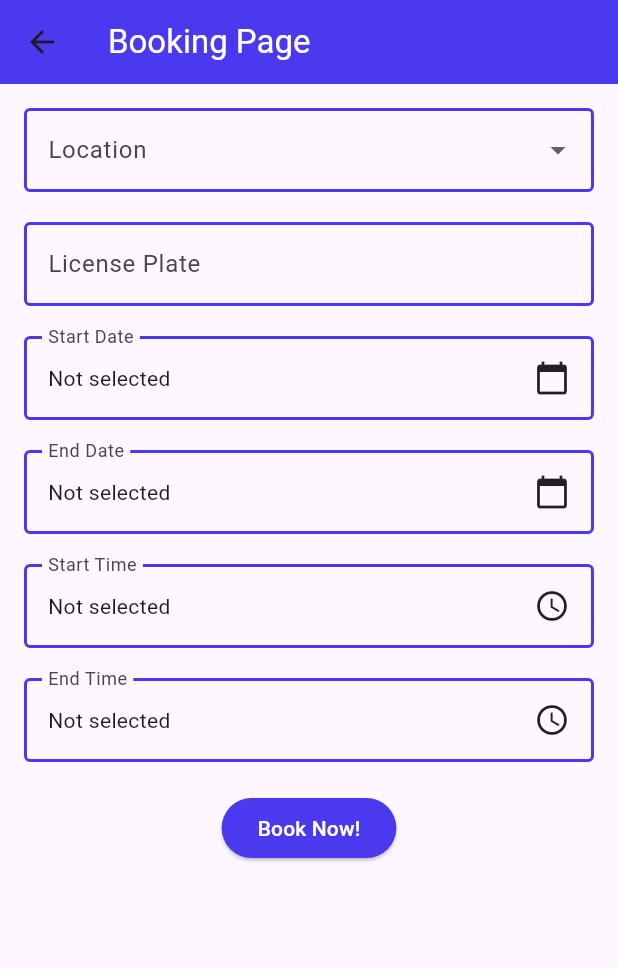
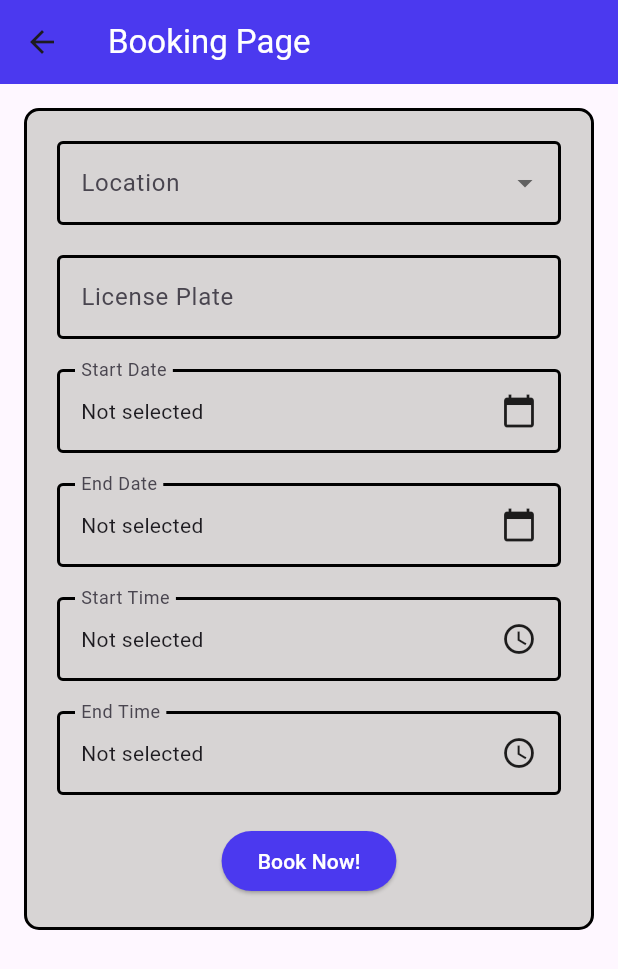
Before and after one commit to 115khalil/parkingapp, a Flutter app: the BookingPage screen opened by its route, on a phone screen of 412 x 824 dp. Shown: the top 969 px of the screen. Run offline on Flutter 3.47's test engine with Material 3 defaults, Android fonts, the phone set to English and light mode, and no system bars; our stand-ins replace auto_size_text, flutter_secure_storage, shared_preferences; accounts and stored records are empty; network calls fail; key blocks and very long unbroken strings in the code were emptied for the run.

Commit message:
/amilioration

```diff
--- a/lib/BookingPage.dart
+++ b/lib/BookingPage.dart
@@ -1,7 +1,7 @@
 import 'package:flutter/material.dart';
 import 'package:parking/CategoryPage.dart';
 import 'package:parking/LoginPage.dart';
-import 'package:shared_preferences/shared_preferences.dart'; // Ensure this import path is correct
+import 'package:shared_preferences/shared_preferences.dart';
 
 class BookingPage extends StatefulWidget {
   final DateTime? startDate;
@@ -137,27 +137,32 @@ class _BookingPageState extends State<BookingPage> {
   Widget build(BuildContext context) {
     return Scaffold(
       appBar: AppBar(
-        title: Text(
-          'Booking Page',
-          style: TextStyle(color: Colors.white),
-        ),
+        title: Text('Booking Page', style: TextStyle(color: Colors.white)),
         backgroundColor: Color(0xFF4B39EF),
       ),
       body: SingleChildScrollView(
         padding: const EdgeInsets.all(16.0),
+        child: Container(
+          padding: EdgeInsets.all(20.0),
+          decoration: BoxDecoration(
+            color: Color.fromARGB(255, 215, 212, 212), // Light grey background
+            borderRadius: BorderRadius.circular(10.0),
+            border: Border.all(
+                color: Color.fromARGB(255, 0, 0, 0), width: 2.0), // Blue border
+          ),
           child: Column(
             children: <Widget>[
               DropdownButtonFormField<String>(
                 decoration: InputDecoration(
                   labelText: 'Location',
-                border: OutlineInputBorder(
-                  borderSide: BorderSide(color: Color(0xFF4B39EF)),
-                ),
+                  border: OutlineInputBorder(),
                   enabledBorder: OutlineInputBorder(
-                  borderSide: BorderSide(color: Color(0xFF4B39EF), width: 2.0),
+                    borderSide: BorderSide(
+                        color: Color.fromARGB(255, 0, 0, 0), width: 2.0),
                   ),
                   focusedBorder: OutlineInputBorder(
-                  borderSide: BorderSide(color: Color(0xFF4B39EF), width: 2.5),
+                    borderSide: BorderSide(
+                        color: Color.fromARGB(255, 0, 0, 0), width: 2.5),
                   ),
                 ),
                 value: selectedLocation,
@@ -178,14 +183,14 @@ class _BookingPageState extends State<BookingPage> {
                 controller: licensePlateController,
                 decoration: InputDecoration(
                   labelText: 'License Plate',
-                border: OutlineInputBorder(
-                  borderSide: BorderSide(color: Color(0xFF4B39EF)),
-                ),
+                  border: OutlineInputBorder(),
                   enabledBorder: OutlineInputBorder(
-                  borderSide: BorderSide(color: Color(0xFF4B39EF), width: 2.0),
+                    borderSide: BorderSide(
+                        color: Color.fromARGB(255, 0, 0, 0), width: 2.0),
                   ),
                   focusedBorder: OutlineInputBorder(
-                  borderSide: BorderSide(color: Color(0xFF4B39EF), width: 2.5),
+                    borderSide: BorderSide(
+                        color: Color.fromARGB(255, 0, 0, 0), width: 2.5),
                   ),
                 ),
               ),
@@ -195,22 +200,21 @@ class _BookingPageState extends State<BookingPage> {
                 child: InputDecorator(
                   decoration: InputDecoration(
                     labelText: 'Start Date',
-                  border: OutlineInputBorder(
-                    borderSide: BorderSide(color: Color(0xFF4B39EF)),
-                  ),
+                    border: OutlineInputBorder(),
                     enabledBorder: OutlineInputBorder(
-                    borderSide:
-                        BorderSide(color: Color(0xFF4B39EF), width: 2.0),
+                      borderSide: BorderSide(
+                          color: Color.fromARGB(255, 0, 0, 0), width: 2.0),
                     ),
                     focusedBorder: OutlineInputBorder(
-                    borderSide:
-                        BorderSide(color: Color(0xFF4B39EF), width: 2.5),
+                      borderSide: BorderSide(
+                          color: Color.fromARGB(255, 0, 0, 0), width: 2.5),
                     ),
                   ),
                   child: Row(
                     mainAxisAlignment: MainAxisAlignment.spaceBetween,
                     children: <Widget>[
-                    Text(startDate?.toString().split(' ')[0] ?? 'Not selected'),
+                      Text(startDate?.toString().split(' ')[0] ??
+                          'Not selected'),
                       Icon(Icons.calendar_today),
                     ],
                   ),
@@ -222,16 +226,14 @@ class _BookingPageState extends State<BookingPage> {
                 child: InputDecorator(
                   decoration: InputDecoration(
                     labelText: 'End Date',
-                  border: OutlineInputBorder(
-                    borderSide: BorderSide(color: Color(0xFF4B39EF)),
-                  ),
+                    border: OutlineInputBorder(),
                     enabledBorder: OutlineInputBorder(
-                    borderSide:
-                        BorderSide(color: Color(0xFF4B39EF), width: 2.0),
+                      borderSide: BorderSide(
+                          color: Color.fromARGB(255, 0, 0, 0), width: 2.0),
                     ),
                     focusedBorder: OutlineInputBorder(
-                    borderSide:
-                        BorderSide(color: Color(0xFF4B39EF), width: 2.5),
+                      borderSide: BorderSide(
+                          color: Color.fromARGB(255, 0, 0, 0), width: 2.5),
                     ),
                   ),
                   child: Row(
@@ -249,16 +251,14 @@ class _BookingPageState extends State<BookingPage> {
                 child: InputDecorator(
                   decoration: InputDecoration(
                     labelText: 'Start Time',
-                  border: OutlineInputBorder(
-                    borderSide: BorderSide(color: Color(0xFF4B39EF)),
-                  ),
+                    border: OutlineInputBorder(),
                     enabledBorder: OutlineInputBorder(
-                    borderSide:
-                        BorderSide(color: Color(0xFF4B39EF), width: 2.0),
+                      borderSide: BorderSide(
+                          color: Color.fromARGB(255, 0, 0, 0), width: 2.0),
                     ),
                     focusedBorder: OutlineInputBorder(
-                    borderSide:
-                        BorderSide(color: Color(0xFF4B39EF), width: 2.5),
+                      borderSide: BorderSide(
+                          color: Color.fromARGB(255, 0, 0, 0), width: 2.5),
                     ),
                   ),
                   child: Row(
@@ -276,16 +276,14 @@ class _BookingPageState extends State<BookingPage> {
                 child: InputDecorator(
                   decoration: InputDecoration(
                     labelText: 'End Time',
-                  border: OutlineInputBorder(
-                    borderSide: BorderSide(color: Color(0xFF4B39EF)),
-                  ),
+                    border: OutlineInputBorder(),
                     enabledBorder: OutlineInputBorder(
-                    borderSide:
-                        BorderSide(color: Color(0xFF4B39EF), width: 2.0),
+                      borderSide: BorderSide(
+                          color: Color.fromARGB(255, 0, 0, 0), width: 2.0),
                     ),
                     focusedBorder: OutlineInputBorder(
-                    borderSide:
-                        BorderSide(color: Color(0xFF4B39EF), width: 2.5),
+                      borderSide: BorderSide(
+                          color: Color.fromARGB(255, 0, 0, 0), width: 2.5),
                     ),
                   ),
                   child: Row(
@@ -309,6 +307,7 @@ class _BookingPageState extends State<BookingPage> {
             ],
           ),
         ),
+      ),
     );
   }
 }
--- a/lib/ContactUsPage.dart
+++ b/lib/ContactUsPage.dart
@@ -149,8 +149,8 @@ class _ContactUsPageState extends State<ContactUsPage> {
                   padding:
                       EdgeInsets.all(20.0), // Add padding inside the container
                   decoration: BoxDecoration(
-                    color: Colors.white.withOpacity(
-                        0.8), // Make the container semi-transparent
+                    color: Color.fromARGB(255, 215, 212,
+                        212), // Make the container semi-transparent
                     borderRadius:
                         BorderRadius.circular(10.0), // Add rounded corners
                     border: Border.all(
--- a/lib/main.dart
+++ b/lib/main.dart
@@ -14,9 +14,6 @@ class MyApp extends StatelessWidget {
   Widget build(BuildContext context) {
     return MaterialApp(
       title: 'Airport Parking Reservation',
-      theme: ThemeData(
-        primarySwatch: Colors.blue,
-      ),
       initialRoute: '/', // Set initial route to HomePage
       routes: {
         '/': (context) => HomePage(), // HomePage as the root route
--- a/pubspec.yaml
+++ b/pubspec.yaml
@@ -46,6 +46,7 @@ dependencies:
   omni_datetime_picker: ^1.0.9
   auto_size_text: ^3.0.0
   flutter_secure_storage: ^5.0.2
+  google_fonts: ^4.0.4
 
 
 
```
Also changed, not shown: lib/LoginPage.dart (+21 -12 lines), lib/ProfilePage.dart (+52 -14 lines), lib/RegisterPage.dart (+20 -8 lines), pubspec.lock, 2 other files. Lines whose indentation alone changed are shown as unchanged.
